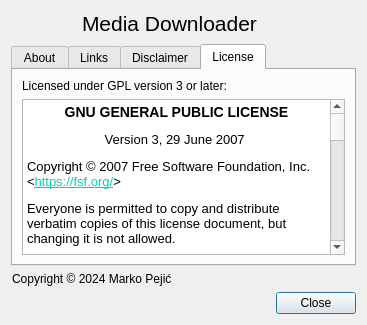
This is src/designer/about_dialog.ui in markop404/media-downloader as Qt 5 draws it before an edit. The edited form follows.
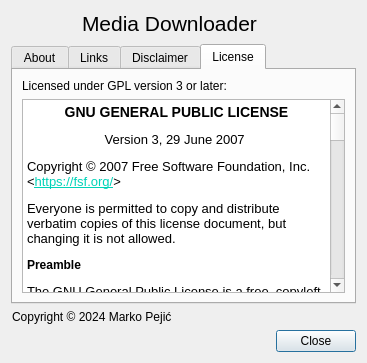
This is the edited form. The open tabs and pages were chosen to show the change. Icons and pictures are not drawn.

Patch:
```diff
--- a/src/designer/about_dialog.ui
+++ b/src/designer/about_dialog.ui
@@ -2,14 +2,6 @@
 <ui version="4.0">
  <class>AboutDialog</class>
  <widget class="QDialog" name="AboutDialog">
-  <property name="geometry">
-   <rect>
-    <x>0</x>
-    <y>0</y>
-    <width>367</width>
-    <height>325</height>
-   </rect>
-  </property>
   <property name="minimumSize">
    <size>
     <width>367</width>
@@ -219,7 +211,7 @@
 hr { height: 1px; border-width: 0; }
 li.unchecked::marker { content: &quot;\2610&quot;; }
 li.checked::marker { content: &quot;\2612&quot;; }
-&lt;/style&gt;&lt;/head&gt;&lt;body style=&quot; font-family:'Segoe UI'; font-size:9pt; font-weight:400; font-style:normal;&quot;&gt;
+&lt;/style&gt;&lt;/head&gt;&lt;body style=&quot; font-family:'Cantarell'; font-size:11pt; font-weight:400; font-style:normal;&quot;&gt;
 &lt;h3 align=&quot;center&quot; style=&quot; margin-top:14px; margin-bottom:12px; margin-left:0px; margin-right:0px; -qt-block-indent:0; text-indent:0px;&quot;&gt;&lt;span style=&quot; font-family:'Noto Sans'; font-size:10pt; font-weight:700;&quot;&gt;GNU GENERAL PUBLIC LICENSE&lt;/span&gt;&lt;/h3&gt;
 &lt;p align=&quot;center&quot; style=&quot; margin-top:12px; margin-bottom:12px; margin-left:0px; margin-right:0px; -qt-block-indent:0; text-indent:0px;&quot;&gt;&lt;span style=&quot; font-family:'Noto Sans'; font-size:10pt;&quot;&gt;Version 3, 29 June 2007 &lt;/span&gt;&lt;/p&gt;
 &lt;p style=&quot; margin-top:12px; margin-bottom:12px; margin-left:0px; margin-right:0px; -qt-block-indent:0; text-indent:0px;&quot;&gt;&lt;span style=&quot; font-family:'Noto Sans'; font-size:10pt;&quot;&gt;Copyright © 2007 Free Software Foundation, Inc. &amp;lt;&lt;/span&gt;&lt;a href=&quot;https://fsf.org/&quot;&gt;&lt;span style=&quot; font-family:'Noto Sans'; font-size:10pt; text-decoration: underline; color:#00d3b8;&quot;&gt;https://fsf.org/&lt;/span&gt;&lt;/a&gt;&lt;span style=&quot; font-family:'Noto Sans'; font-size:10pt;&quot;&gt;&amp;gt;&lt;/span&gt;&lt;/p&gt;
```
